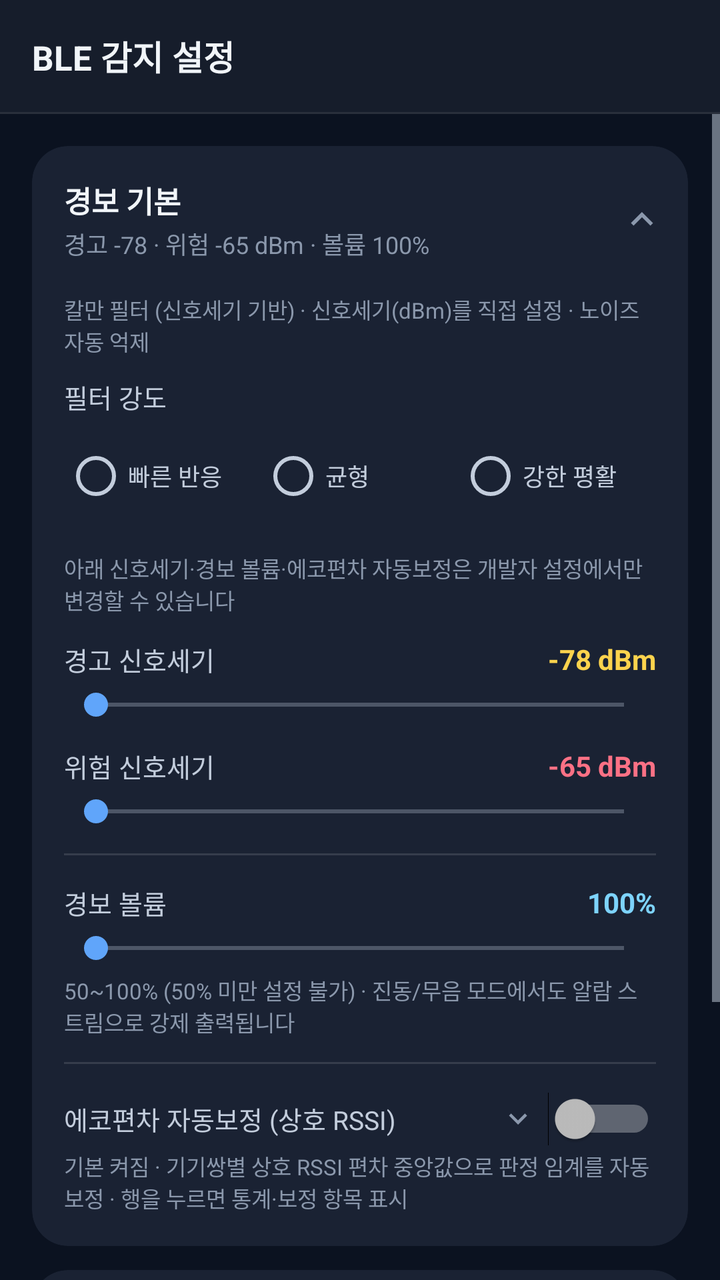
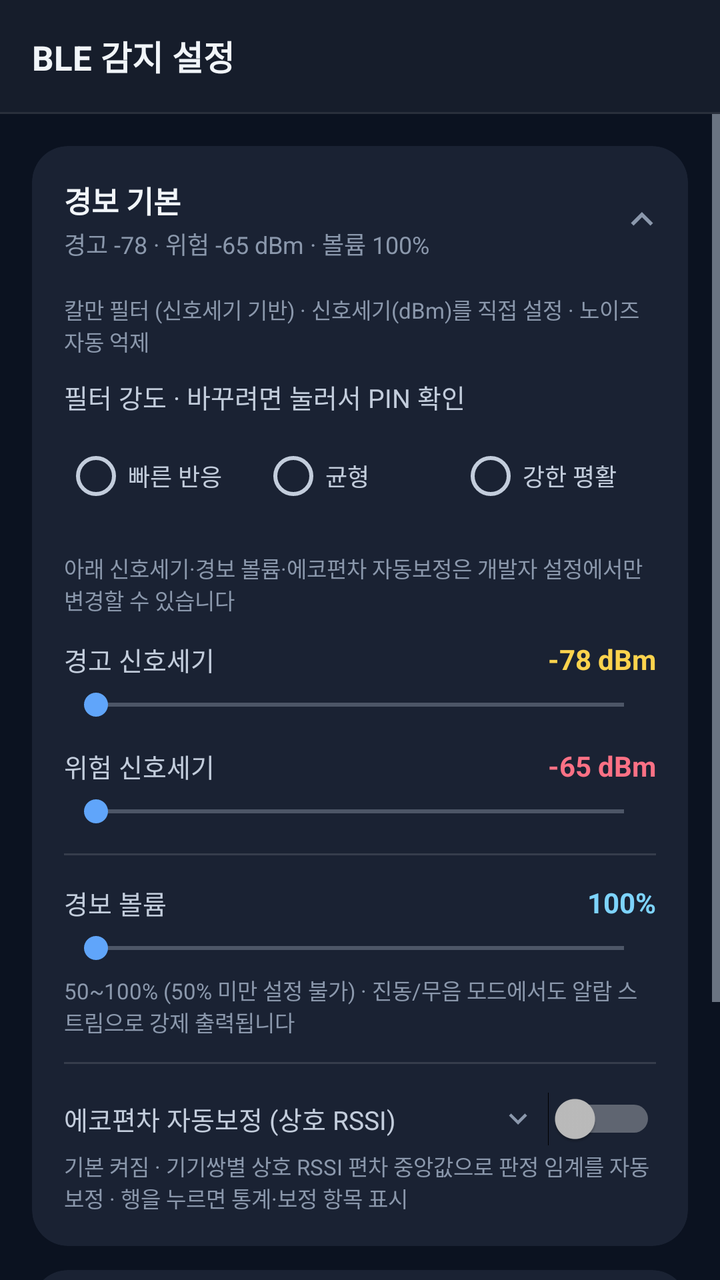

The first picture is an Android layout as it rendered before a commit; the second is the same layout after the commit. The layout source and the unified diff follow.
<!-- AndroidManifest.xml: application theme Theme.SafeAlert -->
<!-- res/layout/activity_ble_settings.xml -->
<?xml version="1.0" encoding="utf-8"?>
<LinearLayout xmlns:android="http://schemas.android.com/apk/res/android"
    xmlns:app="http://schemas.android.com/apk/res-auto"
    android:layout_width="match_parent"
    android:layout_height="match_parent"
    android:orientation="vertical"
    android:background="@color/sa_bg">

    
    <LinearLayout style="@style/SA.TopBar">
        <TextView
            style="@style/SA.TopBarTitle"
            android:text="BLE 감지 설정" />
    </LinearLayout>
    <View
        android:layout_width="match_parent"
        android:layout_height="@dimen/sa_stroke_hairline"
        android:background="@color/sa_divider" />

    <ScrollView
        android:layout_width="match_parent"
        android:layout_height="0dp"
        android:layout_weight="1">

        <LinearLayout
            android:layout_width="match_parent"
            android:layout_height="wrap_content"
            android:orientation="vertical"
            android:padding="@dimen/sa_space_lg">

            
            <androidx.cardview.widget.CardView style="@style/SA.Card">
                <LinearLayout
                    android:layout_width="match_parent"
                    android:layout_height="wrap_content"
                    android:orientation="vertical">

                    <LinearLayout
                        android:id="@+id/sec_alert_header"
                        style="@style/SA.SectionHeader">
                        <LinearLayout
                            android:layout_width="0dp"
                            android:layout_height="wrap_content"
                            android:layout_weight="1"
                            android:orientation="vertical">
                            <TextView
                                style="@style/SA.SectionTitle"
                                android:text="경보 기본" />
                            <TextView
                                android:id="@+id/sec_alert_summary"
                                style="@style/SA.SectionSummary"
                                android:text="경고 -78 · 위험 -65 dBm · 볼륨 100%" />
                        </LinearLayout>
                        <ImageView
                            android:id="@+id/sec_alert_chevron"
                            style="@style/SA.Chevron"
                            android:rotation="180"
                            android:contentDescription="펼침/접힘" />
                    </LinearLayout>

                    <LinearLayout
                        android:id="@+id/sec_alert_body"
                        style="@style/SA.SectionBody"
                        android:visibility="visible">

                        
                        <TextView
                            style="@style/SA.Hint"
                            android:layout_marginTop="0dp"
                            android:text="칼만 필터 (신호세기 기반) · 신호세기(dBm)를 직접 설정 · 노이즈 자동 억제" />

                        <TextView
                            style="@style/SA.Label"
                            android:layout_marginTop="10dp"
                            android:layout_marginBottom="6dp"
                            android:text="필터 강도" />

                        <RadioGroup
                            android:id="@+id/rg_kalman_preset"
                            android:layout_width="match_parent"
                            android:layout_height="wrap_content"
                            android:orientation="horizontal"
                            android:layout_marginBottom="6dp">
                            <RadioButton
                                android:id="@+id/rb_kf_fast"
                                style="@style/SA.Radio"
                                android:text="빠른 반응" />
                            <RadioButton
                                android:id="@+id/rb_kf_normal"
                                style="@style/SA.Radio"
                                android:text="균형" />
                            <RadioButton
                                android:id="@+id/rb_kf_smooth"
                                style="@style/SA.Radio"
                                android:text="강한 평활" />
                        </RadioGroup>

                        
                        <TextView
                            style="@style/SA.Hint"
                            android:layout_marginTop="@dimen/sa_space_sm"
                            android:text="아래 신호세기·경보 볼륨·에코편차 자동보정은 개발자 설정에서만 변경할 수 있습니다" />

                        <LinearLayout style="@style/SA.Row">
                            <TextView
                                style="@style/SA.RowLabel"
                                android:text="경고 신호세기" />
                            <TextView
                                android:id="@+id/tv_warn_dist"
                                style="@style/SA.Value"
                                android:textColor="@color/sa_warning"
                                android:text="-78 dBm" />
                        </LinearLayout>
                        <SeekBar
                            android:id="@+id/seek_warn_dist"
                            android:layout_width="match_parent"
                            android:layout_height="wrap_content"
                            android:layout_marginTop="@dimen/sa_space_xs"
                            android:min="30"
                            android:max="100" />

                        <LinearLayout style="@style/SA.Row">
                            <TextView
                                style="@style/SA.RowLabel"
                                android:text="위험 신호세기" />
                            <TextView
                                android:id="@+id/tv_dang_dist"
                                style="@style/SA.Value"
                                android:textColor="@color/sa_danger"
                                android:text="-65 dBm" />
                        </LinearLayout>
                        <SeekBar
                            android:id="@+id/seek_dang_dist"
                            android:layout_width="match_parent"
                            android:layout_height="wrap_content"
                            android:layout_marginTop="@dimen/sa_space_xs"
                            android:min="30"
                            android:max="100" />

                        <View style="@style/SA.Divider" />

                        
                        <LinearLayout style="@style/SA.Row">
                            <TextView
                                style="@style/SA.RowLabel"
                                android:text="경보 볼륨" />
                            <TextView
                                android:id="@+id/tv_alarm_volume_val"
                                style="@style/SA.Value"
                                android:text="100%" />
                        </LinearLayout>
                        <SeekBar
                            android:id="@+id/seek_alarm_volume"
                            android:layout_width="match_parent"
                            android:layout_height="wrap_content"
                            android:layout_marginTop="@dimen/sa_space_xs"
                            android:min="50"
                            android:max="100" />
                        <TextView
                            style="@style/SA.Hint"
                            android:text="50~100% (50% 미만 설정 불가) · 진동/무음 모드에서도 알람 스트림으로 강제 출력됩니다" />

                        <View style="@style/SA.Divider" />

                        
                        <LinearLayout
                            android:id="@+id/row_echo_auto_calib"
                            style="@style/SA.Row"
                            android:clickable="true"
                            android:focusable="true"
                            android:background="?attr/selectableItemBackground">
                            <TextView
                                style="@style/SA.RowLabel"
                                android:text="에코편차 자동보정 (상호 RSSI)" />
                            <ImageView
                                android:id="@+id/iv_echo_chevron"
                                style="@style/SA.Chevron"
                                android:layout_width="18dp"
                                android:layout_height="18dp"
                                android:layout_marginStart="0dp"
                                android:layout_marginEnd="6dp"
                                android:contentDescription="보정 항목 펼침/접힘" />
                            <Switch
                                android:id="@+id/sw_echo_auto_calib"
                                android:layout_width="wrap_content"
                                android:layout_height="wrap_content" />
                        </LinearLayout>
                        <TextView
                            style="@style/SA.Hint"
                            android:layout_marginTop="@dimen/sa_space_hairline"
                            android:text="기본 켜짐 · 기기쌍별 상호 RSSI 편차 중앙값으로 판정 임계를 자동 보정 · 행을 누르면 통계·보정 항목 표시" />

                        <LinearLayout
                            android:id="@+id/echo_detail_group"
                            android:layout_width="match_parent"
                            android:layout_height="wrap_content"
                            android:orientation="vertical"
                            android:visibility="gone">

                            <TextView
                                style="@style/SA.Hint"
                                android:layout_marginTop="@dimen/sa_space_sm"
                                android:text="켜면 기기쌍별 중앙값의 −1/2 을 클램프로 잘라 판정 임계에 반영합니다(거울쌍 양쪽 수렴). 표본 부족 시 Firebase 모델쌍 프라이어로 시작, 산포 과다 기기는 보정 0. 기본 켜짐." />

                            <TextView
                                android:id="@+id/tv_echo_diag"
                                style="@style/SA.Mono"
                                android:layout_marginTop="10dp"
                                android:text="수집된 에코 표본 없음" />
                            <TextView
                                style="@style/SA.Hint"
                                android:text="편차 = 내가 측정한 상대 RSSI − 상대가 나를 측정해 되돌린 에코. 중앙값=기기 간 체계적 비대칭(모델별 오프셋의 실측 근거), 산포=채널 노이즈(보정 불가 성분), 에코%=상호 RSSI 응답 비율(0%=비콘·구버전). 수집은 판정과 독립이며 앱을 재시작해도 누적됩니다. 자동보정이 켜지면 이 통계의 중앙값이 판정 임계 보정(echoCal)에 사용됩니다." />

                            <LinearLayout style="@style/SA.Row">
                                <TextView
                                    style="@style/SA.RowLabel"
                                    android:text="보정 성립 최소 에코틱 (n)" />
                                <EditText
                                    android:id="@+id/et_echo_min_ticks"
                                    style="@style/SA.EditNumber" />
                            </LinearLayout>
                            <LinearLayout style="@style/SA.Row">
                                <TextView
                                    style="@style/SA.RowLabel"
                                    android:text="산포 상한 (±dB, 초과=보정 0)" />
                                <EditText
                                    android:id="@+id/et_echo_max_iqr"
                                    style="@style/SA.EditNumber" />
                            </LinearLayout>
                            <LinearLayout style="@style/SA.Row">
                                <TextView
                                    style="@style/SA.RowLabel"
                                    android:text="보정 클램프 (±dB)" />
                                <EditText
                                    android:id="@+id/et_echo_clamp"
                                    style="@style/SA.EditNumber" />
                            </LinearLayout>

                            <Button
                                android:id="@+id/btn_echo_reset"
                                style="@style/SA.Button"
                                android:layout_marginTop="10dp"
                                android:backgroundTint="@color/sa_tint_gray"
                                android:textColor="@color/sa_text_secondary"
                                android:text="에코편차 통계 초기화" />
                        </LinearLayout>
                    </LinearLayout>
                </LinearLayout>
            </androidx.cardview.widget.CardView>

            
            <androidx.cardview.widget.CardView style="@style/SA.Card">
                <LinearLayout
                    android:layout_width="match_parent"
                    android:layout_height="wrap_content"
                    android:orientation="vertical">

                    <LinearLayout
                        android:id="@+id/sec_beacon_header"
                        style="@style/SA.SectionHeader">
                        <LinearLayout
                            android:layout_width="0dp"
                            android:layout_height="wrap_content"
                            android:layout_weight="1"
                            android:orientation="vertical">
                            <TextView
                                style="@style/SA.SectionTitle"
                                android:text="비콘" />
                            <TextView
                                android:id="@+id/sec_beacon_summary"
                                style="@style/SA.SectionSummary"
                                android:text="수신 강도 100%" />
                        </LinearLayout>
                        <ImageView
                            android:id="@+id/sec_beacon_chevron"
                            style="@style/SA.Chevron"
                            android:contentDescription="펼침/접힘" />
                    </LinearLayout>

                    <LinearLayout
                        android:id="@+id/sec_beacon_body"
                        style="@style/SA.SectionBody">

                        
                        <LinearLayout
                            android:id="@+id/group_beacon_gain"
                            android:layout_width="match_parent"
                            android:layout_height="wrap_content"
                            android:orientation="vertical">
                            <LinearLayout
                                style="@style/SA.Row"
                                android:layout_marginTop="0dp">
                                <TextView
                                    style="@style/SA.RowLabel"
                                    android:text="비콘 수신 강도" />
                                <TextView
                                    android:id="@+id/tv_beacon_gain"
                                    style="@style/SA.Value"
                                    android:text="100%" />
                            </LinearLayout>
                            <SeekBar
                                android:id="@+id/seek_beacon_gain"
                                android:layout_width="match_parent"
                                android:layout_height="wrap_content"
                                android:layout_marginTop="@dimen/sa_space_xs"
                                android:max="30" />
                        </LinearLayout>
                        <TextView
                            style="@style/SA.Hint"
                            android:text="등록된 모든 비콘의 감지 범위를 비율로 일괄 조절 · 100% = 기본 · 바꾸려면 눌러서 PIN 확인" />

                        
                        <LinearLayout
                            android:layout_width="match_parent"
                            android:layout_height="wrap_content"
                            android:orientation="vertical"
                            android:visibility="gone">
                            <TextView
                                style="@style/SA.SubHeader"
                                android:text="EPJ끼리 근접 경보" />
                            <TextView
                                style="@style/SA.Hint"
                                android:layout_marginTop="@dimen/sa_space_hairline"
                                android:text="EPJ끼리는 5m 공존이 정상 · 값을 낮출수록(음수) 더 가까이(3m) 와야 울림" />
                            <LinearLayout style="@style/SA.Row">
                                <TextView
                                    style="@style/SA.RowLabel"
                                    android:text="조기경보 오프셋" />
                                <TextView
                                    android:id="@+id/tv_epj_bias"
                                    style="@style/SA.Value"
                                    android:text="-2 dB" />
                            </LinearLayout>
                            <SeekBar
                                android:id="@+id/seek_epj_bias"
                                android:layout_width="match_parent"
                                android:layout_height="wrap_content"
                                android:layout_marginTop="@dimen/sa_space_xs"
                                android:max="25" />
                            <TextView
                                style="@style/SA.Hint"
                                android:text="-10 ~ +15 dB (기본 -2). 0=일반 임계 · 음수=더 가까이서만(거리 변별) · 양수=더 멀리서 미리. 지게차가 끼면 장비↔장비 오프셋 적용." />
                        </LinearLayout>
                    </LinearLayout>
                </LinearLayout>
            </androidx.cardview.widget.CardView>

            
            <androidx.cardview.widget.CardView style="@style/SA.Card">
                <LinearLayout
                    android:layout_width="match_parent"
                    android:layout_height="wrap_content"
                    android:orientation="vertical">

                    <LinearLayout
                        android:id="@+id/sec_uwb_header"
                        style="@style/SA.SectionHeader">
                        <LinearLayout
                            android:layout_width="0dp"
                            android:layout_height="wrap_content"
                            android:layout_weight="1"
                            android:orientation="vertical">
                            <TextView
                                style="@style/SA.SectionTitle"
                                android:text="UWB 정밀 거리 측정" />
                            <TextView
                                android:id="@+id/sec_uwb_summary"
                                style="@style/SA.SectionSummary"
                                android:text="켜짐 · 지게차 쌍 15/8m · 그 외 5/3m" />
                        </LinearLayout>
                        <ImageView
                            android:id="@+id/sec_uwb_chevron"
                            style="@style/SA.Chevron"
                            android:contentDescription="펼침/접힘" />
                    </LinearLayout>

                    <LinearLayout
                        android:id="@+id/sec_uwb_body"
                        style="@style/SA.SectionBody">

                        <TextView
                            style="@style/SA.Hint"
                            android:layout_marginTop="0dp"
                            android:text="지원 기기끼리 실거리(m)를 측정 · UWB 신호가 오는 상대는 실측 거리로, 그 외는 BLE 신호로 경보 판정" />

                        <LinearLayout
                            android:id="@+id/row_uwb"
                            style="@style/SA.Row">
                            <TextView
                                style="@style/SA.RowLabel"
                                android:text="UWB 사용" />
                            <Switch
                                android:id="@+id/sw_uwb"
                                android:layout_width="wrap_content"
                                android:layout_height="wrap_content" />
                        </LinearLayout>
                        <TextView
                            android:id="@+id/tv_uwb_hint"
                            style="@style/SA.Hint"
                            android:layout_marginTop="@dimen/sa_space_hairline"
                            android:text="기본 켜짐 · UWB 신호가 오는 동안은 실측 거리로만 경고/위험 판정 · 신호가 없으면 BLE 신호로 판정 · 바꾸려면 눌러서 PIN 확인" />

                        <Button
                            android:id="@+id/btn_uwb_permission"
                            style="@style/SA.Button"
                            android:layout_marginTop="@dimen/sa_space_md"
                            android:text="UWB 권한 허용 / 시스템 UWB 설정" />
                        <TextView
                            android:id="@+id/tv_uwb_system_hint"
                            style="@style/SA.Hint"
                            android:text="UWB로 거리가 m 로 표시되려면: ① 이 버튼으로 UWB 권한 허용 ② 기기 UWB(시스템) 켜짐 ③ 상대 기기도 UWB 지원. 하나라도 빠지면 신호세기(dBm)로 표시됩니다." />

                        <TextView
                            style="@style/SA.Label"
                            android:layout_marginTop="14dp"
                            android:layout_marginBottom="6dp"
                            android:text="거리 표시 방식" />
                        <RadioGroup
                            android:id="@+id/rg_dist_mode"
                            android:layout_width="match_parent"
                            android:layout_height="wrap_content"
                            android:orientation="horizontal">
                            <RadioButton
                                android:id="@+id/rb_dist_dbm"
                                style="@style/SA.Radio"
                                android:text="dBm" />
                            <RadioButton
                                android:id="@+id/rb_dist_uwb_m"
                                style="@style/SA.Radio"
                                android:text="UWB만 m" />
                            <RadioButton
                                android:id="@+id/rb_dist_all_m"
                                style="@style/SA.Radio"
                                android:text="전부 m" />
                        </RadioGroup>
                        <TextView
                            style="@style/SA.Hint"
                            android:layout_marginTop="@dimen/sa_space_hairline"
                            android:text="전부 m: UWB 페어는 실측, 그 외는 신호 기반 추정(약 X m) · 표시 전용, 변경은 개발자 설정에서" />

                        <TextView
                            style="@style/SA.Label"
                            android:layout_marginTop="14dp"
                            android:layout_marginBottom="@dimen/sa_space_xs"
                            android:text="센터명 (보정 프로파일)" />
                        <EditText
                            android:id="@+id/et_uwb_site"
                            android:layout_width="match_parent"
                            android:layout_height="wrap_content"
                            android:hint="메인 화면에서 입력 (빈 값 = 공용)"
                            android:textSize="@dimen/sa_type_body"
                            android:textColor="@color/sa_text_secondary"
                            android:inputType="text"
                            android:maxLines="1" />
                        <TextView
                            style="@style/SA.Hint"
                            android:layout_marginTop="@dimen/sa_space_hairline"
                            android:text="입력은 메인 화면에서 · 경보 기록·비콘 등록·보정 학습이 센터별로 나뉘며 센터명 변경 시 즉시 전환" />

                        <View style="@style/SA.Divider" />

                        <TextView
                            style="@style/SA.SubHeader"
                            android:text="UWB 판정 반경" />
                        <TextView
                            style="@style/SA.Hint"
                            android:layout_marginTop="@dimen/sa_space_hairline"
                            android:text="UWB 실측 신호가 오는 상대에게 적용 · 지게차가 낀 쌍/그 외 쌍 각각 경고·위험 거리" />

                        <LinearLayout style="@style/SA.Row">
                            <TextView
                                style="@style/SA.RowLabel"
                                android:text="지게차 쌍 경고" />
                            <TextView
                                android:id="@+id/tv_uwb_fk_warn"
                                style="@style/SA.Value"
                                android:textColor="@color/sa_warning"
                                android:text="15m" />
                        </LinearLayout>
                        <SeekBar
                            android:id="@+id/seek_uwb_fk_warn"
                            android:layout_width="match_parent"
                            android:layout_height="wrap_content"
                            android:layout_marginTop="@dimen/sa_space_xs"
                            android:min="2"
                            android:max="80" />

                        <LinearLayout style="@style/SA.Row">
                            <TextView
                                style="@style/SA.RowLabel"
                                android:text="지게차 쌍 위험" />
                            <TextView
                                android:id="@+id/tv_uwb_fk_danger"
                                style="@style/SA.Value"
                                android:textColor="@color/sa_danger"
                                android:text="8m" />
                        </LinearLayout>
                        <SeekBar
                            android:id="@+id/seek_uwb_fk_danger"
                            android:layout_width="match_parent"
                            android:layout_height="wrap_content"
                            android:layout_marginTop="@dimen/sa_space_xs"
                            android:min="1"
                            android:max="60" />

                        <LinearLayout style="@style/SA.Row">
                            <TextView
                                style="@style/SA.RowLabel"
                                android:text="그 외 쌍 경고" />
                            <TextView
                                android:id="@+id/tv_uwb_pair_warn"
                                style="@style/SA.Value"
                                android:textColor="@color/sa_warning"
                                android:text="5m" />
                        </LinearLayout>
                        <SeekBar
                            android:id="@+id/seek_uwb_pair_warn"
                            android:layout_width="match_parent"
                            android:layout_height="wrap_content"
                            android:layout_marginTop="@dimen/sa_space_xs"
                            android:min="2"
                            android:max="40" />

                        <LinearLayout style="@style/SA.Row">
                            <TextView
                                style="@style/SA.RowLabel"
                                android:text="그 외 쌍 위험" />
                            <TextView
                                android:id="@+id/tv_uwb_pair_danger"
                                style="@style/SA.Value"
                                android:textColor="@color/sa_danger"
                                android:text="3m" />
                        </LinearLayout>
                        <SeekBar
                            android:id="@+id/seek_uwb_pair_danger"
                            android:layout_width="match_parent"
                            android:layout_height="wrap_content"
                            android:layout_marginTop="@dimen/sa_space_xs"
                            android:min="1"
                            android:max="30" />
                        <TextView
                            style="@style/SA.Hint"
                            android:text="기본: 지게차 쌍 15m 경고·8m 위험 / 그 외 5m 경고·3m 위험 · 표시 전용, 변경은 개발자 설정에서" />
                    </LinearLayout>
                </LinearLayout>
            </androidx.cardview.widget.CardView>

        </LinearLayout>
    </ScrollView>
</LinearLayout>
<!-- resources referenced by this layout -->
<resources>
  <color name="sa_bg">#0B1220</color>
  <color name="sa_danger">#FB7185</color>
  <color name="sa_divider">#1FFFFFFF</color>
  <color name="sa_text_secondary">#C3CDDC</color>
  <color name="sa_tint_gray">#28303F</color>
  <color name="sa_warning">#FCD34D</color>
  <dimen name="sa_space_hairline">2dp</dimen>
  <dimen name="sa_space_lg">16dp</dimen>
  <dimen name="sa_space_md">12dp</dimen>
  <dimen name="sa_space_sm">8dp</dimen>
  <dimen name="sa_space_xs">4dp</dimen>
  <dimen name="sa_stroke_hairline">1dp</dimen>
  <dimen name="sa_type_body">13sp</dimen>
  <style name="SA.Chevron">
          <item name="android:layout_width">@dimen/sa_icon_sm</item>
          <item name="android:layout_height">@dimen/sa_icon_sm</item>
          <item name="android:layout_marginStart">@dimen/sa_space_sm</item>
          <item name="android:src">@drawable/ic_chevron_down</item>
      </style>
  <style name="SA.Label">
          <item name="android:layout_width">match_parent</item>
          <item name="android:layout_height">wrap_content</item>
          <item name="android:textSize">@dimen/sa_type_body</item>
          <item name="android:textColor">@color/sa_text_secondary</item>
      </style>
  <style name="SA.Row">
          <item name="android:layout_width">match_parent</item>
          <item name="android:layout_height">wrap_content</item>
          <item name="android:orientation">horizontal</item>
          <item name="android:gravity">center_vertical</item>
          <item name="android:layout_marginTop">@dimen/sa_space_md</item>
      </style>
  <style name="SA.RowLabel">
          <item name="android:layout_width">0dp</item>
          <item name="android:layout_height">wrap_content</item>
          <item name="android:layout_weight">1</item>
          <item name="android:textSize">@dimen/sa_type_body</item>
          <item name="android:textColor">@color/sa_text_secondary</item>
      </style>
  <style name="SA.SectionTitle">
          <item name="android:layout_width">match_parent</item>
          <item name="android:layout_height">wrap_content</item>
          <item name="android:textSize">@dimen/sa_type_section</item>
          <item name="android:textStyle">bold</item>
          <item name="android:textColor">@color/sa_text_primary</item>
      </style>
  <style name="SA.Value">
          <item name="android:layout_width">wrap_content</item>
          <item name="android:layout_height">wrap_content</item>
          <item name="android:textSize">@dimen/sa_type_value</item>
          <item name="android:textStyle">bold</item>
          <item name="android:textColor">@color/sa_accent</item>
      </style>
  <dimen name="sa_touch_min">48dp</dimen>
  <color name="sa_on_accent">#0B1220</color>
  <color name="sa_accent">#7DD3FC</color>
  <dimen name="sa_radius_sm">12dp</dimen>
  <dimen name="sa_radius_md">18dp</dimen>
  <color name="sa_surface">#1A2233</color>
  <dimen name="sa_icon_sm">22dp</dimen>
  <dimen name="sa_edit_number_width">96dp</dimen>
  <color name="sa_text_primary">#F1F5F9</color>
  <color name="sa_text_tertiary">#8B98AC</color>
  <dimen name="sa_type_hint">11sp</dimen>
  <dimen name="sa_type_caption">12sp</dimen>
  <dimen name="sa_type_section">15sp</dimen>
  <dimen name="sa_topbar_height">56dp</dimen>
  <color name="sa_surface_alt">#161D2B</color>
  <dimen name="sa_type_topbar">17sp</dimen>
  <dimen name="sa_type_value">14sp</dimen>
  <color name="sa_accent_dim">#60A5FA</color>
  <style name="SA.Dialog.Button.Positive">
          <item name="android:textColor">@color/sa_accent</item>
      </style>
  <style name="SA.Dialog.Button" parent="android:Widget.Material.Button.Borderless">
          <item name="android:textColor">@color/sa_text_secondary</item>
      </style>
  <!-- unchanged entries left out for length: 16 -->
</resources>

<!-- the commit's change to res/layout/activity_ble_settings.xml (unified diff, before → after) -->
@@ -73,7 +73,7 @@
                             style="@style/SA.Label"
                             android:layout_marginTop="10dp"
                             android:layout_marginBottom="6dp"
-                            android:text="필터 강도" />
+                            android:text="필터 강도 · 바꾸려면 눌러서 PIN 확인" />
 
                         <RadioGroup
                             android:id="@+id/rg_kalman_preset"
